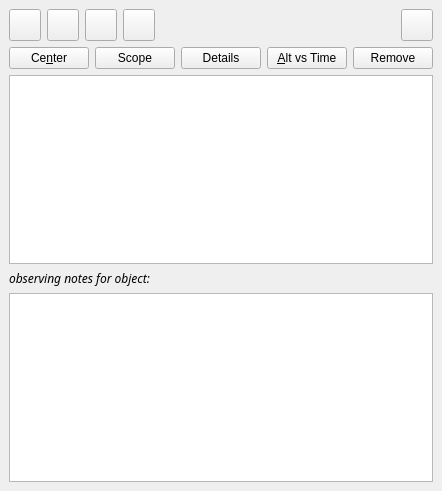
Before: the Qt Designer form kstars/tools/observinglist.ui in KDE/kstars, drawn with Qt 5.
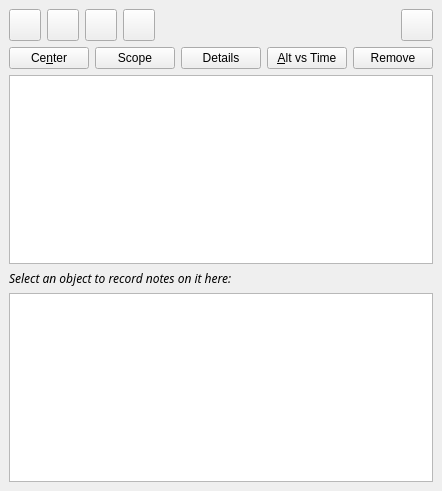
After: the same form once the commit is applied. Custom widgets are drawn as their Qt base class.

Commit message:
Replace old label with the new text to make things consistent
Thanks Prakash, for pointing that out.

What changed in the file:
```diff
--- a/kstars/tools/observinglist.ui
+++ b/kstars/tools/observinglist.ui
@@ -387,7 +387,7 @@
       </font>
      </property>
      <property name="text" >
-      <string>observing notes for object:</string>
+      <string>Select an object to record notes on it here:</string>
      </property>
      <property name="alignment" >
       <set>Qt::AlignVCenter</set>
```
